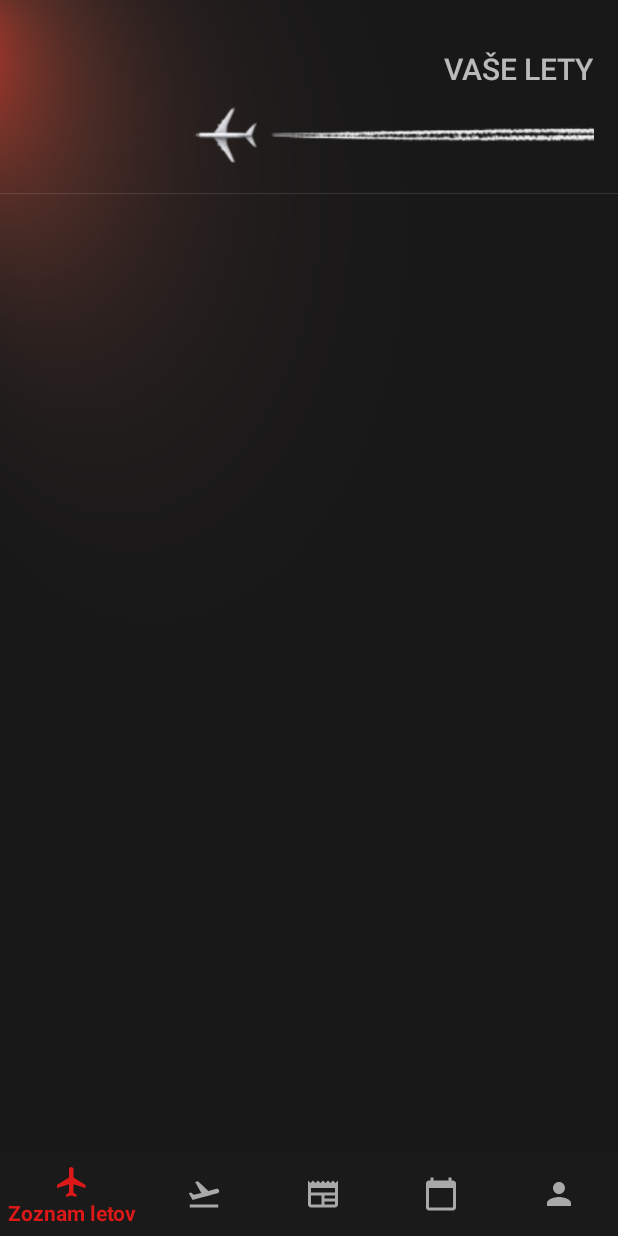
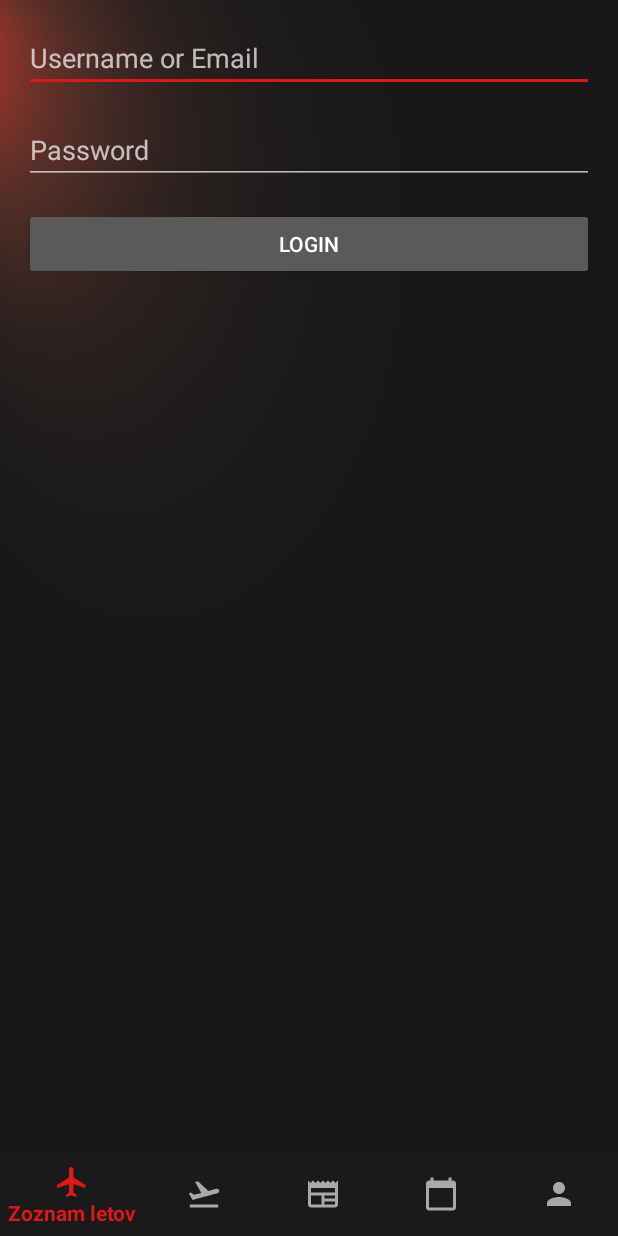
Before and after one commit to szklaudika/bakalarska-praca, an Android app: the screen it shows after launch (MainActivity), on a phone screen of 412 x 824 dp. Run offline under Robolectric (Android 15) with nearby library versions, the phone set to English and light mode, and no system bars; 2 statements that could not run were skipped.

Commit message:
registration and login

```diff
--- /dev/null
+++ b/app/src/main/java/com/example/zapisnik/LoginFragment.java
@@ -0,0 +1,92 @@
+package com.example.zapisnik;
+
+import android.content.Context;
+import android.content.SharedPreferences;
+import android.os.Bundle;
+import androidx.annotation.NonNull;
+import androidx.fragment.app.Fragment;
+
+import android.view.LayoutInflater;
+import android.view.View;
+import android.view.ViewGroup;
+import android.widget.Button;
+import android.widget.EditText;
+import android.widget.Toast;
+
+import retrofit2.Call;
+import retrofit2.Callback;
+import retrofit2.Response;
+
+public class LoginFragment extends Fragment {
+
+    private EditText etUsernameOrEmail, etPassword;
+    private Button btnLogin;
+
+    public LoginFragment() {
+        // Required empty public constructor
+    }
+
+    @Override
+    public View onCreateView(@NonNull LayoutInflater inflater, ViewGroup container,
+                             Bundle savedInstanceState) {
+        View view = inflater.inflate(R.layout.fragment_login, container, false);
+
+        etUsernameOrEmail = view.findViewById(R.id.etUsernameOrEmail);
+        etPassword = view.findViewById(R.id.etPassword);
+        btnLogin = view.findViewById(R.id.btnLogin);
+
+        btnLogin.setOnClickListener(v -> {
+            String usernameOrEmail = etUsernameOrEmail.getText().toString().trim();
+            String password = etPassword.getText().toString();
+
+            if (usernameOrEmail.isEmpty() || password.isEmpty()) {
+                Toast.makeText(getActivity(), "All fields are required", Toast.LENGTH_SHORT).show();
+            } else {
+                loginUser(usernameOrEmail, password);
+            }
+        });
+
+        return view;
+    }
+
+    private void loginUser(String usernameOrEmail, String password) {
+        UserApi api = RetrofitClient.getUserApi();
+        Call<LoginResponse> call = api.loginUser(usernameOrEmail, password);
+
+        call.enqueue(new Callback<LoginResponse>() {
+            @Override
+            public void onResponse(Call<LoginResponse> call, Response<LoginResponse> response) {
+                if (response.isSuccessful() && response.body() != null) {
+                    LoginResponse loginResponse = response.body();
+                    if (loginResponse.isSuccess()) {
+                        // Store user data in SharedPreferences
+                        SharedPreferences prefs = getActivity().getSharedPreferences("UserPrefs", Context.MODE_PRIVATE);
+                        SharedPreferences.Editor editor = prefs.edit();
+                        editor.putInt("userId", loginResponse.getUser().getId());
+                        editor.putString("username", loginResponse.getUser().getUsername());
+                        editor.putString("email", loginResponse.getUser().getEmail());
+                        editor.apply();
+
+                        Toast.makeText(getActivity(), "Login successful", Toast.LENGTH_SHORT).show();
+
+                        // Redirect to ProfileFragment after successful login
+                        ProfileFragment profileFragment = new ProfileFragment();
+                        getActivity().getSupportFragmentManager().beginTransaction()
+                                .replace(R.id.content_frame, profileFragment)
+                                .commit();
+
+                    } else {
+                        Toast.makeText(getActivity(), "Login failed: " + loginResponse.getMessage(), Toast.LENGTH_SHORT).show();
+                    }
+                } else {
+                    Toast.makeText(getActivity(), "Login failed: Server error", Toast.LENGTH_SHORT).show();
+                }
+            }
+
+            @Override
+            public void onFailure(Call<LoginResponse> call, Throwable t) {
+                Toast.makeText(getActivity(), "Login failed: " + t.getMessage(), Toast.LENGTH_SHORT).show();
+            }
+        });
+    }
+}
--- a/app/src/main/java/com/example/zapisnik/MainActivity.java
+++ b/app/src/main/java/com/example/zapisnik/MainActivity.java
@@ -23,34 +23,33 @@ public class MainActivity extends AppCompatActivity {
         super.onCreate(savedInstanceState);
         setContentView(R.layout.activity_main);
 
-
-
-
         // BottomNavigationView setup
         BottomNavigationView bottomNavigationView = findViewById(R.id.bottom_navigation);
         bottomNavigationView.setOnNavigationItemSelectedListener(navListener);
 
-        // Predvolený fragment
+        // Set default fragment.
+        // Instead of showing the FlightListFragment, we show the RegistrationFragment.
+        // You can change this later (for example, check if the user is already logged in).
         if (savedInstanceState == null) {
             getSupportFragmentManager().beginTransaction()
-                    .replace(R.id.content_frame, new FlightListFragment())
+                    .replace(R.id.content_frame, new LoginFragment())
                     .commit();
         }
 
-        // Zaregistruj NetworkChangeReceiver pre monitorovanie Wi-Fi pripojenia
+        // Register NetworkChangeReceiver for monitoring Wi-Fi connectivity
         networkChangeReceiver = new NetworkChangeReceiver();
         IntentFilter filter = new IntentFilter();
         filter.addAction("android.net.conn.CONNECTIVITY_CHANGE");
         registerReceiver(networkChangeReceiver, filter);
 
-        // Spusti okamžitú kontrolu pripomienok hneď po štarte aplikácie
+        // Schedule immediate work to show reminders right after startup
         scheduleImmediateReminderWork();
 
-        // Naplánuj periodickú prácu pre pripomienky certifikátov
+        // Schedule periodic work for certificate reminders
         scheduleReminderWork();
     }
 
-    // Spustí one-time prácu ihneď, aby sa notifikácie zobrazili hneď po štarte
+    // One-time work for immediate notification check
     private void scheduleImmediateReminderWork() {
         OneTimeWorkRequest immediateWorkRequest = new OneTimeWorkRequest.Builder(CertificationReminderWorker.class)
                 .setInitialDelay(0, TimeUnit.SECONDS)
@@ -58,6 +57,7 @@ public class MainActivity extends AppCompatActivity {
         WorkManager.getInstance(this).enqueue(immediateWorkRequest);
     }
 
+    // Periodic work for certificate reminders (every day)
     private void scheduleReminderWork() {
         PeriodicWorkRequest reminderWorkRequest = new PeriodicWorkRequest.Builder(
                 CertificationReminderWorker.class, 1, TimeUnit.DAYS)
@@ -72,11 +72,11 @@ public class MainActivity extends AppCompatActivity {
     @Override
     protected void onDestroy() {
         super.onDestroy();
-        // Zrušiť registráciu NetworkChangeReceiver pri zničení aktivity
+        // Unregister the NetworkChangeReceiver when the activity is destroyed.
         unregisterReceiver(networkChangeReceiver);
     }
 
-    // Navigácia medzi fragmentami
+    // Bottom navigation listener for switching between fragments
     private BottomNavigationView.OnNavigationItemSelectedListener navListener =
             new BottomNavigationView.OnNavigationItemSelectedListener() {
                 @Override
@@ -98,14 +98,12 @@ public class MainActivity extends AppCompatActivity {
                         case R.id.nav_profile:
                             selectedFragment = new ProfileFragment();
                             break;
-
-
+                        // Optionally add a new case for login or registration if you want to navigate to it later
                     }
                     getSupportFragmentManager().beginTransaction()
                             .replace(R.id.content_frame, selectedFragment)
                             .commitAllowingStateLoss();
                     return true;
-
                 }
             };
 }
--- a/app/src/main/java/com/example/zapisnik/RetrofitClient.java
+++ b/app/src/main/java/com/example/zapisnik/RetrofitClient.java
@@ -52,4 +52,10 @@ public class RetrofitClient {
     public static FlightApi getFlightApi() {
         return getRetrofitInstance().create(FlightApi.class);
     }
+
+    public static UserApi getUserApi() {
+        return getRetrofitInstance().create(UserApi.class);
+    }
+
+
 }
--- /dev/null
+++ b/app/src/main/java/com/example/zapisnik/UserApi.java
@@ -0,0 +1,23 @@
+package com.example.zapisnik;
+
+import retrofit2.Call;
+import retrofit2.http.Field;
+import retrofit2.http.FormUrlEncoded;
+import retrofit2.http.POST;
+
+public interface UserApi {
+    @FormUrlEncoded
+    @POST("login.php")
+    Call<LoginResponse> loginUser(
+            @Field("usernameOrEmail") String usernameOrEmail,
+            @Field("password") String password
+    );
+
+    @FormUrlEncoded
+    @POST("register.php")
+    Call<RegisterResponse> registerUser(
+            @Field("username") String username,
+            @Field("email") String email,
+            @Field("password") String password
+    );
+}
--- /dev/null
+++ b/app/src/main/res/layout/fragment_login.xml
@@ -0,0 +1,41 @@
+<?xml version="1.0" encoding="utf-8"?>
+<androidx.constraintlayout.widget.ConstraintLayout
+    xmlns:android="http://schemas.android.com/apk/res/android"
+    xmlns:app="http://schemas.android.com/apk/res-auto"
+    android:layout_width="match_parent"
+    android:layout_height="match_parent">
+
+    <!-- Username or Email Field -->
+    <EditText
+        android:id="@+id/etUsernameOrEmail"
+        android:layout_width="0dp"
+        android:layout_height="wrap_content"
+        android:hint="Username or Email"
+        app:layout_constraintTop_toTopOf="parent"
+        app:layout_constraintStart_toStartOf="parent"
+        app:layout_constraintEnd_toEndOf="parent"
+        android:layout_margin="16dp"/>
+
+    <!-- Password Field -->
+    <EditText
+        android:id="@+id/etPassword"
+        android:layout_width="0dp"
+        android:layout_height="wrap_content"
+        android:hint="Password"
+        android:inputType="textPassword"
+        app:layout_constraintTop_toBottomOf="@id/etUsernameOrEmail"
+        app:layout_constraintStart_toStartOf="parent"
+        app:layout_constraintEnd_toEndOf="parent"
+        android:layout_margin="16dp"/>
+
+    <!-- Login Button -->
+    <Button
+        android:id="@+id/btnLogin"
+        android:layout_width="0dp"
+        android:layout_height="wrap_content"
+        android:text="Login"
+        app:layout_constraintTop_toBottomOf="@id/etPassword"
+        app:layout_constraintStart_toStartOf="parent"
+        app:layout_constraintEnd_toEndOf="parent"
+        android:layout_margin="16dp"/>
+</androidx.constraintlayout.widget.ConstraintLayout>
```
Also changed, not shown: app/src/main/java/com/example/zapisnik/FlightDetailFragment.java (+0 -15 lines), app/src/main/java/com/example/zapisnik/LoginResponse.java (added, +17 -0 lines), app/src/main/java/com/example/zapisnik/RegisterResponse.java (added, +14 -0 lines), app/src/main/java/com/example/zapisnik/RegistrationFragment.java (added, +80 -0 lines), app/src/main/java/com/example/zapisnik/User.java (added, +17 -0 lines), app/src/main/res/layout/fragment_registration.xml (added, +54 -0 lines), 2 other files.
